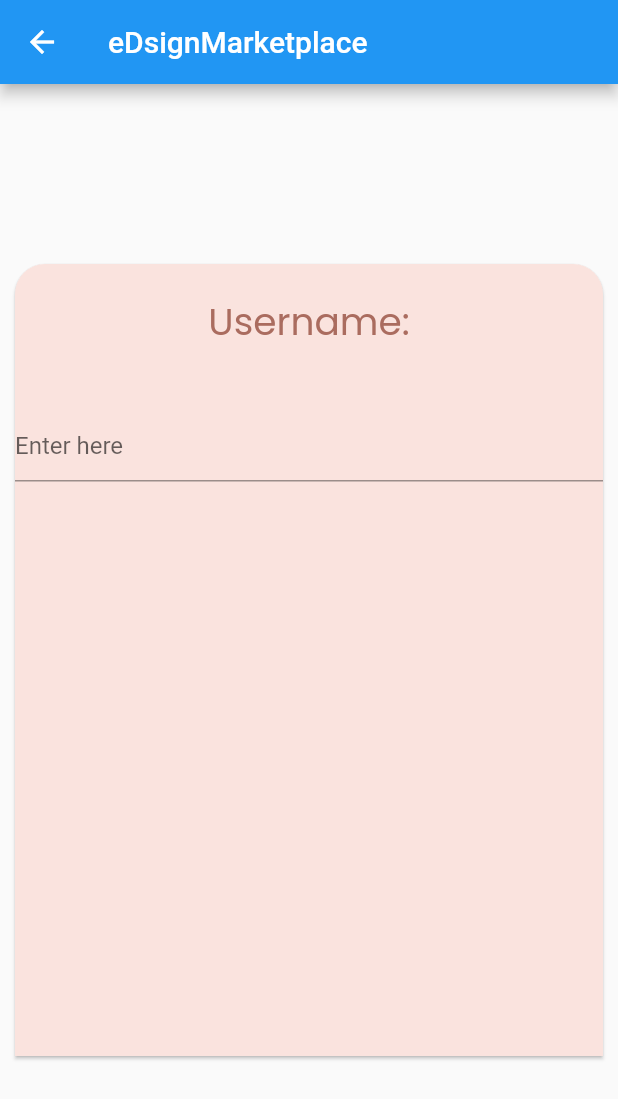
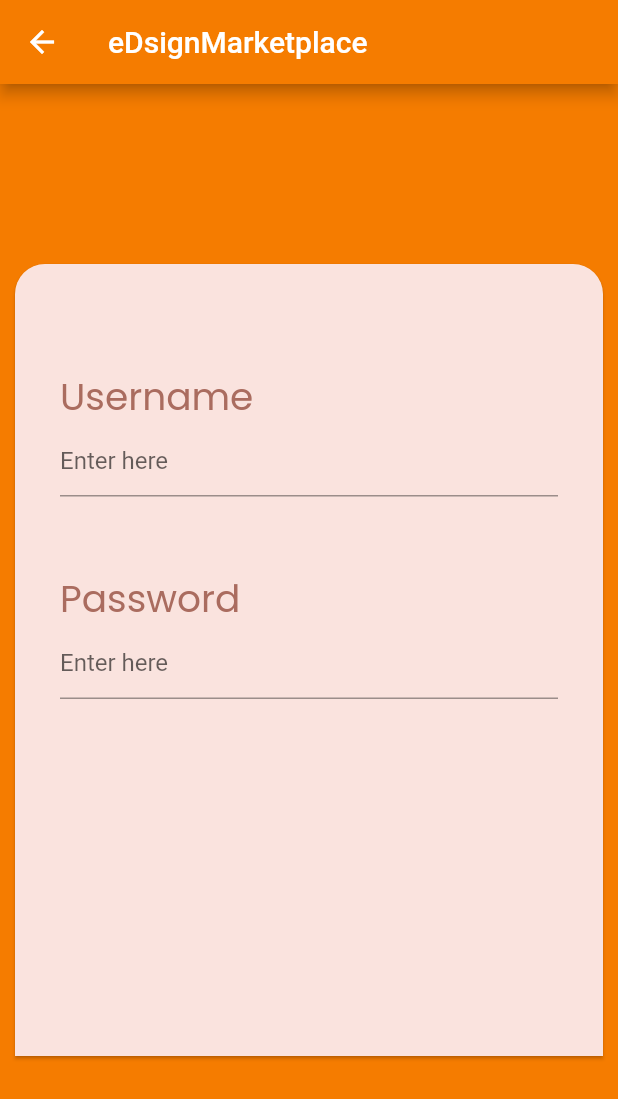
Before and after one commit to SahanyaHebbar/eDesignMarketplace, a Flutter app: the screen it shows after launch, on a phone screen of 412 x 824 dp. Shown: the top 1099 px of the screen. Run offline on Flutter 3.47's test engine with Material 2 defaults, Android fonts, the phone set to English and light mode, and no system bars.

Commit message:
Username and password left aligned

```diff
--- a/lib/loginpage.dart
+++ b/lib/loginpage.dart
@@ -10,9 +10,11 @@ class _LoginPageState extends State<LoginPage> {
   @override
   Widget build(BuildContext context) {
     return Container(
-      color: Colors.orange[700],
+      height: 500,
       child: Scaffold(
+        backgroundColor: Colors.orange[700],
         appBar: AppBar(
+          backgroundColor: Colors.orange[700],
           title: Text('eDsignMarketplace'),
         ),
         body: PeachCard(
@@ -20,20 +22,37 @@ class _LoginPageState extends State<LoginPage> {
             child: Column(
               mainAxisAlignment: MainAxisAlignment.start,
               children: [
-                Text(
-                  'Username:',
-                  style: kPoppinTitle,
-                  textDirection: TextDirection.ltr,
+                SizedBox(
+                  height: 20,
                 ),
-                SizedBox(
-                  height: 40,
+                Padding(
+                  padding: const EdgeInsets.all(30.0),
+                  child: Column(
+                    children: [
+                      Align(
+                          alignment: Alignment.centerLeft,
+                          child: Text('Username', style: kPoppinTitle)),
+                      TextField(
+                        showCursor: true,
+                        decoration: InputDecoration(
+                          hintText: 'Enter here',
+                        ),
+                      ),
+                      SizedBox(
+                        height: 50,
+                      ),
+                      Align(
+                          alignment: Alignment.centerLeft,
+                          child: Text('Password', style: kPoppinTitle)),
+                      TextField(
+                        showCursor: true,
+                        decoration: InputDecoration(
+                          hintText: 'Enter here',
+                        ),
+                      ),
+                    ],
+                  ),
                 ),
-                TextField(
-                  showCursor: true,
-                  decoration: InputDecoration(
-                    hintText: 'Enter here',
-                  ),
-                )
               ],
             ),
           ),
```
